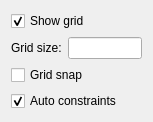
Before: the Qt Designer form src/Mod/Sketcher/Gui/TaskSketcherGeneral.ui in berndhahnebach/All_FreeCAD, drawn with Qt 5.
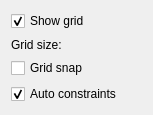
After: the same form once the commit is applied. Custom widgets are drawn as their Qt base class.

Commit message: + fixes #0001849: Enable Spin Boxes support for Pad, Fillet and Chamfer

Diff of the .ui file:
```diff
--- a/src/Mod/Sketcher/Gui/TaskSketcherGeneral.ui
+++ b/src/Mod/Sketcher/Gui/TaskSketcherGeneral.ui
@@ -34,7 +34,7 @@
       </widget>
      </item>
      <item>
-       <widget class="Gui::InputField" name="gridSize">
+       <widget class="Gui::PrefQuantitySpinBox" name="gridSize">
          <property name="unit" stdset="0">
            <string notr="true">mm</string>
          </property>
@@ -85,9 +85,9 @@
  <resources/>
   <customwidgets>
     <customwidget>
-      <class>Gui::InputField</class>
-      <extends>QLineEdit</extends>
-      <header>Gui/InputField.h</header>
+      <class>Gui::PrefQuantitySpinBox</class>
+      <extends>QWidget</extends>
+      <header>Gui/PrefWidgets.h</header>
     </customwidget>
   </customwidgets>
 
```
The commit also changes 8 other files.
